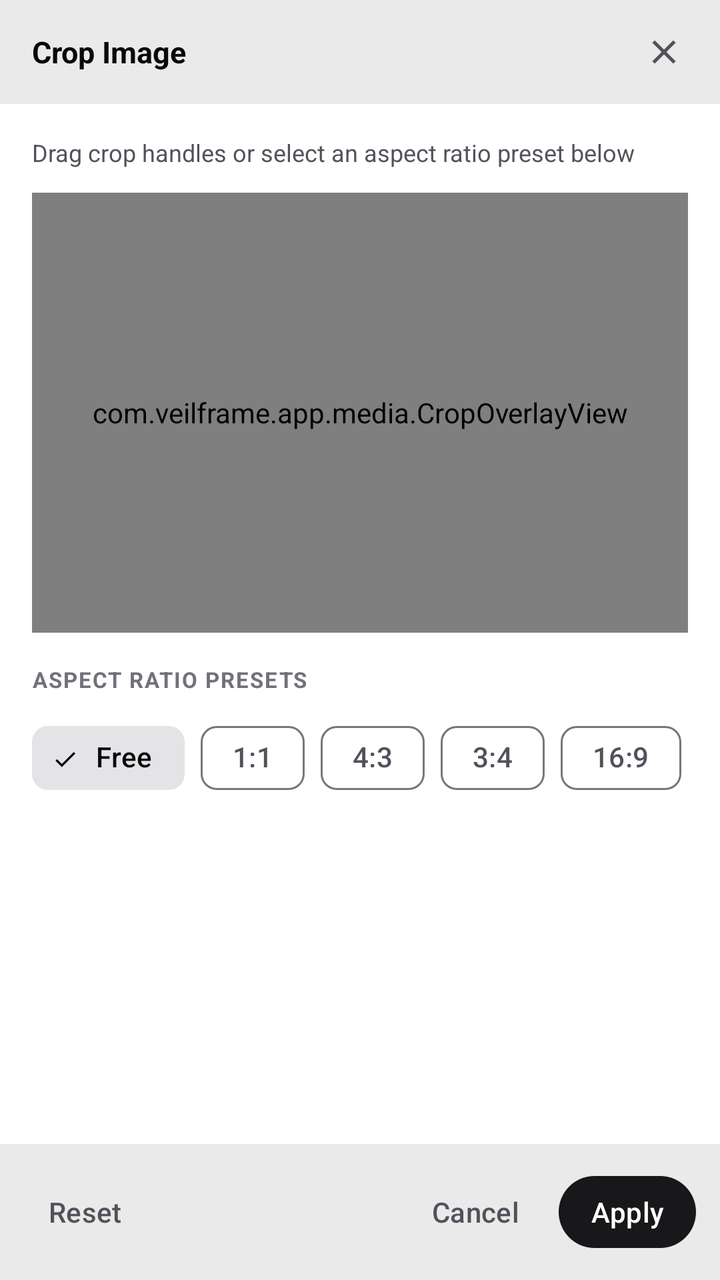
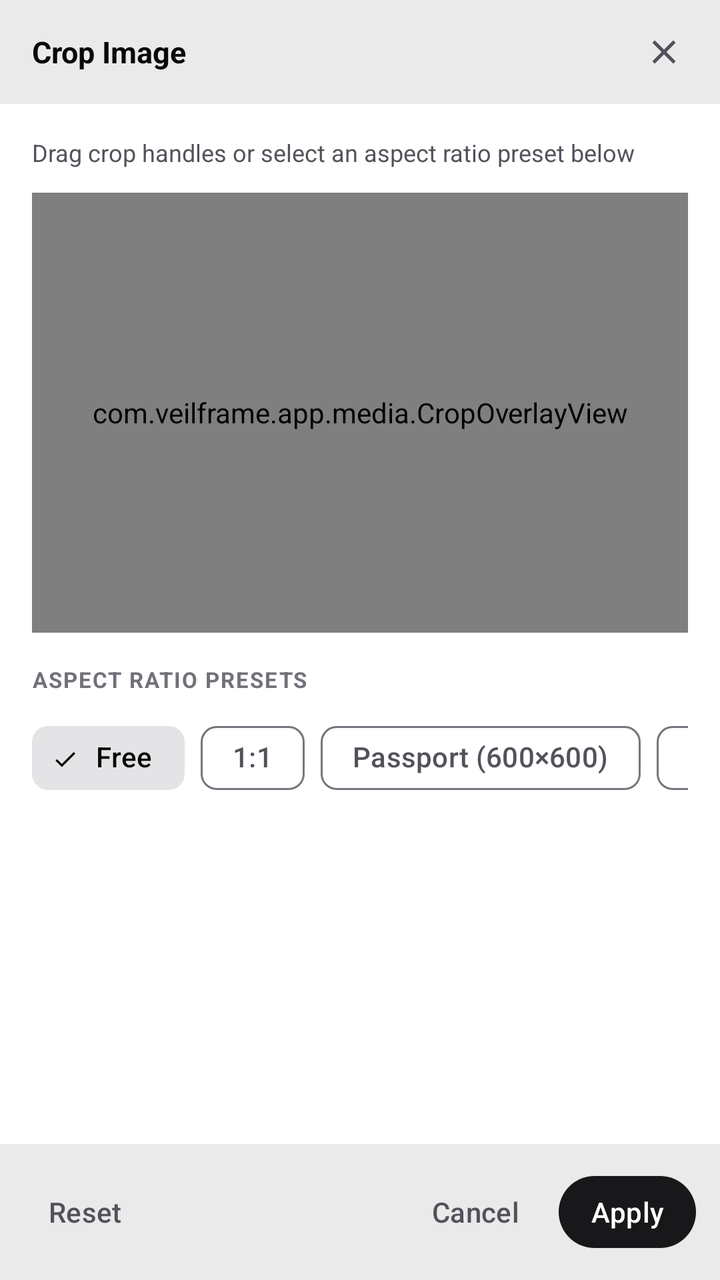

Two renders of the same Android screen: before a commit and after it. Below are the layout's source before the change and the commit's diff.
<!-- AndroidManifest.xml: application theme Theme.VeilFrame -->
<!-- res/layout/dialog_crop.xml -->
<?xml version="1.0" encoding="utf-8"?>
<LinearLayout xmlns:android="http://schemas.android.com/apk/res/android"
    xmlns:app="http://schemas.android.com/apk/res-auto"
    android:layout_width="match_parent"
    android:layout_height="wrap_content"
    android:background="@color/vf_surface"
    android:orientation="vertical">

    
    <LinearLayout
        android:layout_width="match_parent"
        android:layout_height="52dp"
        android:gravity="center_vertical"
        android:orientation="horizontal"
        android:paddingStart="16dp"
        android:paddingEnd="12dp"
        android:background="@color/vf_surface_variant">

        <TextView
            android:id="@+id/tvCropDialogTitle"
            android:layout_width="0dp"
            android:layout_height="wrap_content"
            android:layout_weight="1"
            android:text="Crop Image"
            android:textColor="@color/vf_text_primary"
            android:textSize="15sp"
            android:textStyle="bold" />

        <com.google.android.material.button.MaterialButton
        android:ellipsize="end"
        android:singleLine="true"
        android:maxLines="1"
            android:id="@+id/btnCropClose"
            style="@style/Widget.Material3.Button.IconButton"
            android:layout_width="40dp"
            android:layout_height="40dp"
            android:contentDescription="Close Crop Dialog"
            app:icon="@drawable/ic_close"
            app:iconTint="@color/vf_text_secondary" />
    </LinearLayout>

    
    <androidx.core.widget.NestedScrollView
        android:layout_width="match_parent"
        android:layout_height="0dp"
        android:layout_weight="1"
        android:maxHeight="440dp"
        android:fillViewport="true">

        <LinearLayout
            android:layout_width="match_parent"
            android:layout_height="wrap_content"
            android:orientation="vertical"
            android:padding="16dp">

            <TextView
                android:layout_width="wrap_content"
                android:layout_height="wrap_content"
                android:layout_marginBottom="12dp"
                android:text="Drag crop handles or select an aspect ratio preset below"
                android:textColor="@color/vf_text_secondary"
                android:textSize="12sp" />

            
            <FrameLayout
                android:id="@+id/cropPreviewContainer"
                android:layout_width="match_parent"
                android:layout_height="220dp"
                android:background="@color/vf_bg_dark"
                android:layout_marginBottom="16dp">

                <ImageView
                    android:id="@+id/imgCropPreview"
                    android:layout_width="match_parent"
                    android:layout_height="match_parent"
                    android:scaleType="fitCenter"
                    android:contentDescription="Crop Preview" />

                
                <com.veilframe.app.media.CropOverlayView
                    android:id="@+id/cropOverlayView"
                    android:layout_width="match_parent"
                    android:layout_height="match_parent" />
            </FrameLayout>

            <TextView
                android:layout_width="wrap_content"
                android:layout_height="wrap_content"
                android:layout_marginBottom="8dp"
                android:text="ASPECT RATIO PRESETS"
                android:textColor="@color/vf_text_muted"
                android:textSize="11sp"
                android:textStyle="bold"
                android:letterSpacing="0.06" />

            
            <HorizontalScrollView
                android:layout_width="match_parent"
                android:layout_height="wrap_content"
                android:scrollbars="none"
                android:layout_marginBottom="12dp">

                <com.google.android.material.chip.ChipGroup
                    android:id="@+id/chipGroupAspectRatio"
                    android:layout_width="wrap_content"
                    android:layout_height="wrap_content"
                    app:singleSelection="true">

                    <com.google.android.material.chip.Chip
                        android:id="@+id/chipAspectFree"
                        style="@style/Widget.Material3.Chip.Filter"
                        android:layout_width="wrap_content"
                        android:layout_height="wrap_content"
                        android:text="Free"
                        android:checked="true" />

                    <com.google.android.material.chip.Chip
                        android:id="@+id/chipAspect11"
                        style="@style/Widget.Material3.Chip.Filter"
                        android:layout_width="wrap_content"
                        android:layout_height="wrap_content"
                        android:text="1:1" />

                    <com.google.android.material.chip.Chip
                        android:id="@+id/chipAspect43"
                        style="@style/Widget.Material3.Chip.Filter"
                        android:layout_width="wrap_content"
                        android:layout_height="wrap_content"
                        android:text="4:3" />

                    <com.google.android.material.chip.Chip
                        android:id="@+id/chipAspect34"
                        style="@style/Widget.Material3.Chip.Filter"
                        android:layout_width="wrap_content"
                        android:layout_height="wrap_content"
                        android:text="3:4" />

                    <com.google.android.material.chip.Chip
                        android:id="@+id/chipAspect169"
                        style="@style/Widget.Material3.Chip.Filter"
                        android:layout_width="wrap_content"
                        android:layout_height="wrap_content"
                        android:text="16:9" />

                    <com.google.android.material.chip.Chip
                        android:id="@+id/chipAspect916"
                        style="@style/Widget.Material3.Chip.Filter"
                        android:layout_width="wrap_content"
                        android:layout_height="wrap_content"
                        android:text="9:16" />
                </com.google.android.material.chip.ChipGroup>
            </HorizontalScrollView>
        </LinearLayout>
    </androidx.core.widget.NestedScrollView>

    
    <LinearLayout
        android:layout_width="match_parent"
        android:layout_height="wrap_content"
        android:orientation="horizontal"
        android:padding="12dp"
        android:background="@color/vf_surface_variant">

        <com.google.android.material.button.MaterialButton
            android:id="@+id/btnCropReset"
            style="@style/Widget.Material3.Button.TextButton"
            android:layout_width="wrap_content"
            android:layout_height="44dp"
            android:minWidth="0dp"
            android:paddingStart="12dp"
            android:paddingEnd="12dp"
            android:insetLeft="0dp"
            android:insetRight="0dp"
            android:maxLines="1"
            android:singleLine="true"
            android:ellipsize="end"
            android:text="Reset"
            android:textColor="@color/vf_text_secondary" />

        <View
            android:layout_width="0dp"
            android:layout_height="0dp"
            android:layout_weight="1" />

        <com.google.android.material.button.MaterialButton
            android:id="@+id/btnCropCancel"
            style="@style/Widget.Material3.Button.TextButton"
            android:layout_width="wrap_content"
            android:layout_height="44dp"
            android:layout_marginEnd="8dp"
            android:minWidth="0dp"
            android:paddingStart="12dp"
            android:paddingEnd="12dp"
            android:insetLeft="0dp"
            android:insetRight="0dp"
            android:maxLines="1"
            android:singleLine="true"
            android:ellipsize="end"
            android:text="Cancel"
            android:textColor="@color/vf_text_secondary" />

        <com.google.android.material.button.MaterialButton
            android:id="@+id/btnCropApply"
            style="@style/Widget.Material3.Button"
            android:layout_width="wrap_content"
            android:layout_height="44dp"
            android:minWidth="0dp"
            android:paddingStart="16dp"
            android:paddingEnd="16dp"
            android:insetLeft="0dp"
            android:insetRight="0dp"
            android:maxLines="1"
            android:singleLine="true"
            android:ellipsize="end"
            android:text="Apply"
            android:textColor="@color/vf_on_primary"
            app:backgroundTint="@color/vf_primary" />
    </LinearLayout>
</LinearLayout>
<!-- resources referenced by this layout -->
<resources>
  <color name="vf_bg_dark">#F4F4F6</color>
  <color name="vf_on_primary">#FFFFFF</color>
  <color name="vf_primary">#18181B</color>
  <color name="vf_surface">#FFFFFF</color>
  <color name="vf_surface_variant">#EAEAEA</color>
  <color name="vf_text_muted">#71717A</color>
  <color name="vf_text_primary">#09090B</color>
  <color name="vf_text_secondary">#52525B</color>
  <!-- drawable ic_close (drawable) -->
  <?xml version="1.0" encoding="utf-8"?>
  <vector xmlns:android="http://schemas.android.com/apk/res/android"
      android:width="24dp"
      android:height="24dp"
      android:viewportWidth="24"
      android:viewportHeight="24">
      <path
          android:fillColor="@color/vf_text_secondary"
          android:pathData="M19,6.41L17.59,5 12,10.59 6.41,5 5,6.41 10.59,12 5,17.59 6.41,19 12,13.41 17.59,19 19,17.59 13.41,12z"/>
  </vector>
  <style name="Theme.VeilFrame" parent="Theme.Material3.DayNight.NoActionBar">
          
          <item name="colorPrimary">@color/vf_primary</item>
          <item name="colorOnPrimary">@color/vf_on_primary</item>
          <item name="colorPrimaryContainer">@color/vf_primary_container</item>
          <item name="colorOnPrimaryContainer">@color/vf_text_primary</item>
  
          
          <item name="colorSecondary">@color/vf_secondary</item>
          <item name="colorOnSecondary">@color/vf_on_secondary</item>
          <item name="colorSecondaryContainer">@color/vf_secondary_container</item>
          <item name="colorOnSecondaryContainer">@color/vf_text_primary</item>
  
          
          <item name="android:windowBackground">@color/vf_bg_dark</item>
          <item name="colorSurface">@color/vf_surface</item>
          <item name="colorSurfaceVariant">@color/vf_surface_variant</item>
          <item name="colorOnSurface">@color/vf_text_primary</item>
          <item name="colorOnSurfaceVariant">@color/vf_text_secondary</item>
  
          
          <item name="android:statusBarColor">@color/vf_bg_dark</item>
          <item name="android:navigationBarColor">@color/vf_bg_dark</item>
          <item name="android:windowLightStatusBar">false</item>
  
          
          <item name="materialAlertDialogTheme">@style/ThemeOverlay.VeilFrame.MaterialAlertDialog</item>
      </style>
  <color name="vf_primary_container">#E4E4E7</color>
  <color name="vf_secondary">#52525B</color>
  <color name="vf_on_secondary">#18181B</color>
  <color name="vf_secondary_container">#E4E4E7</color>
  <style name="ThemeOverlay.VeilFrame.MaterialAlertDialog" parent="ThemeOverlay.Material3.MaterialAlertDialog">
          <item name="shapeAppearance">@style/ShapeAppearance.VeilFrame.Dialog</item>
          <item name="shapeAppearanceOverlay">@style/ShapeAppearance.VeilFrame.Dialog</item>
          <item name="colorSurface">@color/vf_surface</item>
          <item name="colorOnSurface">@color/vf_text_primary</item>
          <item name="buttonBarPositiveButtonStyle">@style/Widget.VeilFrame.Button.Pill</item>
          <item name="buttonBarNegativeButtonStyle">@style/Widget.VeilFrame.Button.Text</item>
      </style>
  <style name="ShapeAppearance.VeilFrame.Dialog" parent="ShapeAppearance.Material3.Corner.ExtraLarge">
          <item name="cornerSize">28dp</item>
      </style>
  <style name="Widget.VeilFrame.Button.Pill" parent="Widget.Material3.Button">
          <item name="shapeAppearance">@style/ShapeAppearance.VeilFrame.Pill</item>
      </style>
  <style name="Widget.VeilFrame.Button.Text" parent="Widget.Material3.Button.TextButton">
          <item name="shapeAppearance">@style/ShapeAppearance.VeilFrame.Pill</item>
      </style>
  <style name="ShapeAppearance.VeilFrame.Pill" parent="ShapeAppearance.Material3.Corner.Full">
          <item name="cornerSize">50%</item>
      </style>
</resources>

<!-- the commit's change to res/layout/dialog_crop.xml (unified diff, before → after) -->
@@ -120,6 +120,13 @@
                         android:layout_width="wrap_content"
                         android:layout_height="wrap_content"
                         android:text="1:1" />
+
+                    <com.google.android.material.chip.Chip
+                        android:id="@+id/chipAspectPassport"
+                        style="@style/Widget.Material3.Chip.Filter"
+                        android:layout_width="wrap_content"
+                        android:layout_height="wrap_content"
+                        android:text="Passport (600×600)" />
 
                     <com.google.android.material.chip.Chip
                         android:id="@+id/chipAspect43"
